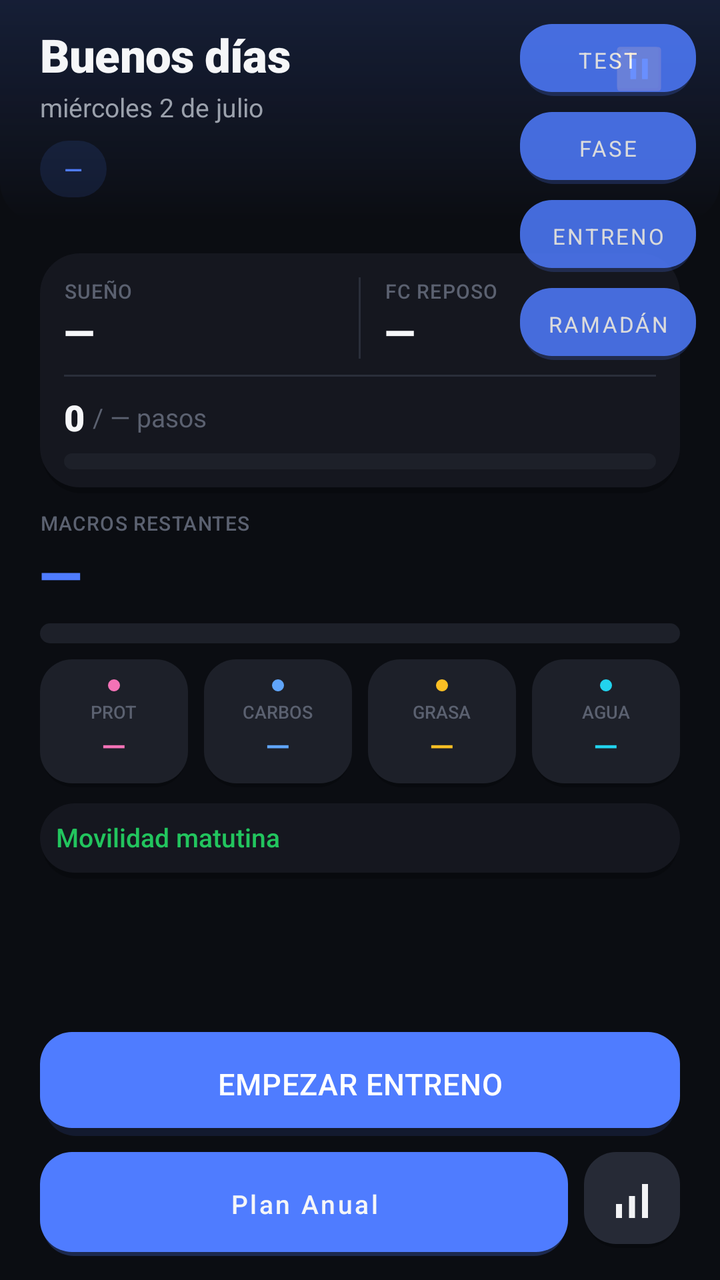
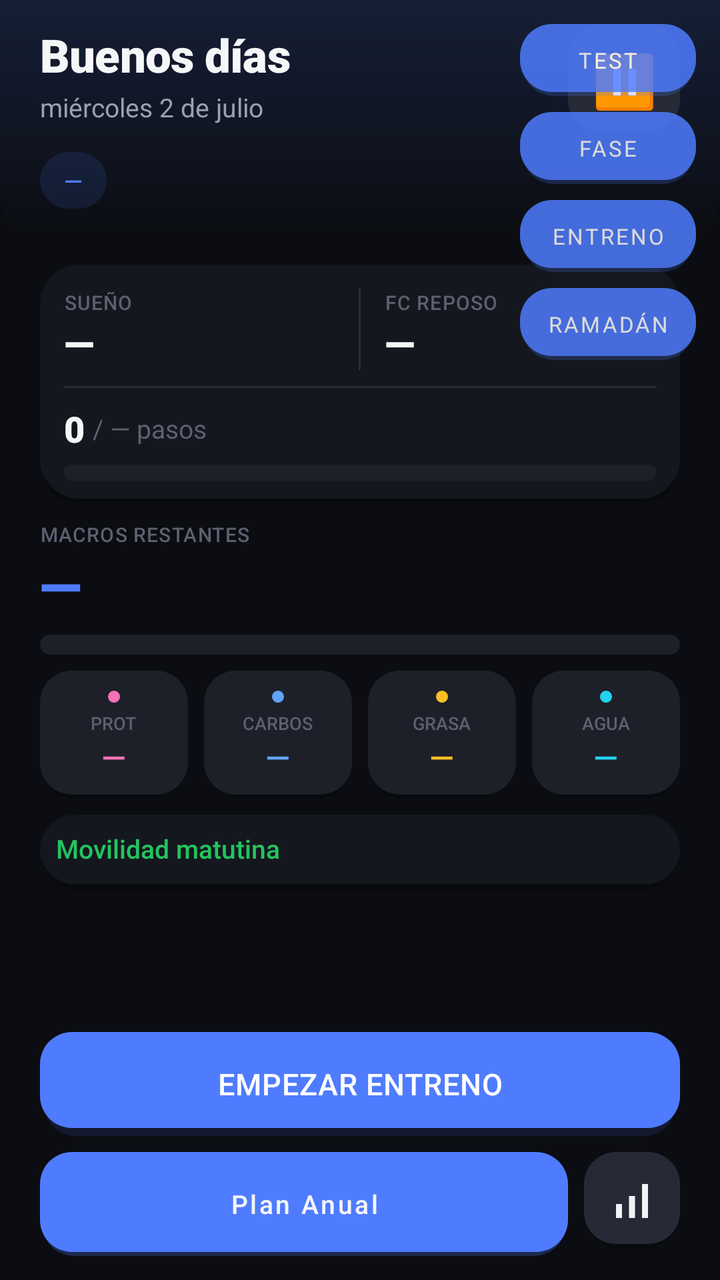

Screens rendered from an Android XML layout before and after an edit, with the pre-edit source and the edit as a unified diff.
<!-- AndroidManifest.xml: application theme Theme.FitBase -->
<!-- res/layout/activity_home.xml -->
<?xml version="1.0" encoding="utf-8"?>
<FrameLayout xmlns:android="http://schemas.android.com/apk/res/android"
    android:layout_width="match_parent"
    android:layout_height="match_parent"
    android:background="@color/background">


<LinearLayout
    android:layout_width="match_parent"
    android:layout_height="match_parent"
    android:orientation="vertical">

<ScrollView
    android:layout_width="match_parent"
    android:layout_height="0dp"
    android:layout_weight="1"
    android:fillViewport="true">

    <LinearLayout
        android:layout_width="match_parent"
        android:layout_height="wrap_content"
        android:orientation="vertical">

        
        <LinearLayout
            android:layout_width="match_parent"
            android:layout_height="wrap_content"
            android:orientation="vertical"
            android:background="@drawable/bg_hero_panel"
            android:paddingHorizontal="@dimen/screen_padding"
            android:paddingTop="@dimen/space_md"
            android:paddingBottom="@dimen/space_md">

            
            <LinearLayout
                android:layout_width="match_parent"
                android:layout_height="wrap_content"
                android:orientation="horizontal"
                android:gravity="top">

                <LinearLayout
                    android:layout_width="0dp"
                    android:layout_height="wrap_content"
                    android:layout_weight="1"
                    android:orientation="vertical">

                    <TextView
                        android:id="@+id/tvSaludo"
                        android:layout_width="wrap_content"
                        android:layout_height="wrap_content"
                        android:text="Buenos días"
                        android:textSize="@dimen/home_text_greeting"
                        android:textColor="@color/text_primary"
                        android:fontFamily="sans-serif-black"
                        android:letterSpacing="-0.01" />

                    <TextView
                        android:id="@+id/tvFecha"
                        android:layout_width="wrap_content"
                        android:layout_height="wrap_content"
                        android:text="miércoles 2 de julio"
                        android:textSize="@dimen/home_text_meta"
                        android:textColor="@color/text_secondary"
                        android:layout_marginTop="2dp" />
                </LinearLayout>

                <TextView
                    android:id="@+id/tvPausarPlan"
                    android:layout_width="wrap_content"
                    android:layout_height="wrap_content"
                    android:text="⏸"
                    android:textSize="@dimen/home_text_value_lg"
                    android:textColor="@color/text_secondary"
                    android:contentDescription="Pausar plan (vacaciones)"
                    android:padding="@dimen/space_sm"
                    android:clickable="true"
                    android:focusable="true"
                    android:background="?attr/selectableItemBackground" />
            </LinearLayout>

            <LinearLayout
                android:layout_width="wrap_content"
                android:layout_height="wrap_content"
                android:orientation="horizontal"
                android:layout_marginTop="@dimen/space_sm"
                android:gravity="center_vertical">

                <TextView
                    android:id="@+id/tvTipoDia"
                    android:layout_width="wrap_content"
                    android:layout_height="wrap_content"
                    android:text="—"
                    android:textSize="@dimen/home_text_chip"
                    android:fontFamily="sans-serif-medium"
                    android:textColor="@color/accent"
                    android:background="@drawable/bg_chip_accent"
                    android:paddingHorizontal="@dimen/space_md"
                    android:paddingVertical="@dimen/space_xs" />

                <TextView
                    android:id="@+id/tvTipoSesion"
                    android:layout_width="wrap_content"
                    android:layout_height="wrap_content"
                    android:layout_marginStart="@dimen/space_sm"
                    android:text="—"
                    android:textSize="@dimen/home_text_chip"
                    android:fontFamily="sans-serif-medium"
                    android:textColor="@color/text_primary"
                    android:background="@drawable/bg_badge_actual"
                    android:paddingHorizontal="@dimen/space_md"
                    android:paddingVertical="@dimen/space_xs"
                    android:visibility="gone" />

                <TextView
                    android:id="@+id/tvFaseNombre"
                    android:layout_width="wrap_content"
                    android:layout_height="wrap_content"
                    android:layout_marginStart="@dimen/space_sm"
                    android:text="Hipertrofia I"
                    android:textSize="@dimen/home_text_chip"
                    android:textColor="@color/text_secondary"
                    android:background="@drawable/bg_badge_actual"
                    android:paddingHorizontal="@dimen/space_md"
                    android:paddingVertical="@dimen/space_xs"
                    android:visibility="gone" />
            </LinearLayout>

            
            <TextView
                android:id="@+id/tvResumenEntreno"
                android:layout_width="wrap_content"
                android:layout_height="wrap_content"
                android:layout_marginTop="@dimen/space_xs"
                android:text="—"
                android:textSize="@dimen/home_text_chip"
                android:textColor="@color/text_secondary"
                android:background="@drawable/bg_badge_actual"
                android:paddingHorizontal="@dimen/space_md"
                android:paddingVertical="@dimen/space_xs"
                android:visibility="gone" />
        </LinearLayout>

        <LinearLayout
            android:layout_width="match_parent"
            android:layout_height="wrap_content"
            android:orientation="vertical"
            android:paddingHorizontal="@dimen/screen_padding"
            android:paddingTop="@dimen/space_sm"
            android:paddingBottom="@dimen/space_md">

        
        <LinearLayout
            android:id="@+id/bannerAusencia"
            android:layout_width="match_parent"
            android:layout_height="wrap_content"
            android:orientation="horizontal"
            android:background="@drawable/bg_card_flat"
            android:padding="@dimen/space_md"
            android:layout_marginTop="@dimen/space_sm"
            android:visibility="gone">

            <TextView
                android:id="@+id/tvAusenciaMensaje"
                android:layout_width="match_parent"
                android:layout_height="wrap_content"
                android:textSize="@dimen/home_text_chip"
                android:textColor="@color/text_secondary" />
        </LinearLayout>

        
        <LinearLayout
            android:id="@+id/cardManana"
            android:layout_width="match_parent"
            android:layout_height="wrap_content"
            android:orientation="horizontal"
            android:gravity="center_vertical"
            android:background="@drawable/bg_card_flat"
            android:padding="@dimen/space_md"
            android:layout_marginTop="@dimen/space_sm"
            android:visibility="gone">

            <TextView
                android:layout_width="wrap_content"
                android:layout_height="wrap_content"
                android:text="Mañana"
                android:textSize="@dimen/home_text_chip"
                android:fontFamily="sans-serif-medium"
                android:textColor="@color/accent" />

            <TextView
                android:id="@+id/tvMananaResumen"
                android:layout_width="0dp"
                android:layout_height="wrap_content"
                android:layout_weight="1"
                android:layout_marginStart="@dimen/space_sm"
                android:textSize="@dimen/home_text_chip"
                android:textColor="@color/text_secondary"
                android:gravity="end" />
        </LinearLayout>

        
        <LinearLayout
            android:id="@+id/bannerRamadan"
            android:layout_width="match_parent"
            android:layout_height="wrap_content"
            android:orientation="vertical"
            android:background="@drawable/bg_card_flat"
            android:padding="@dimen/space_md"
            android:layout_marginTop="@dimen/space_sm"
            android:visibility="gone">

            <TextView
                android:id="@+id/tvRamadanTitulo"
                android:layout_width="match_parent"
                android:layout_height="wrap_content"
                android:textSize="@dimen/home_text_meta"
                android:fontFamily="sans-serif-medium"
                android:textColor="@color/accent" />

            <TextView
                android:id="@+id/tvRamadanDetalle"
                android:layout_width="match_parent"
                android:layout_height="wrap_content"
                android:layout_marginTop="@dimen/space_xxs"
                android:textSize="@dimen/home_text_chip"
                android:textColor="@color/text_secondary" />
        </LinearLayout>

        
        <LinearLayout
            android:layout_width="match_parent"
            android:layout_height="wrap_content"
            android:orientation="vertical"
            android:background="@drawable/bg_card_flat"
            android:padding="@dimen/space_md"
            android:layout_marginTop="@dimen/space_sm">

            <LinearLayout
                android:layout_width="match_parent"
                android:layout_height="wrap_content"
                android:orientation="horizontal">

                <LinearLayout
                    android:layout_width="0dp"
                    android:layout_height="wrap_content"
                    android:layout_weight="1"
                    android:orientation="vertical">
                    <TextView
                        android:layout_width="wrap_content"
                        android:layout_height="wrap_content"
                        android:text="SUEÑO"
                        android:textSize="@dimen/home_text_label"
                        android:fontFamily="sans-serif-medium"
                        android:letterSpacing="0.04"
                        android:textColor="@color/text_tertiary" />
                    <TextView
                        android:id="@+id/tvSleepScore"
                        android:layout_width="wrap_content"
                        android:layout_height="wrap_content"
                        android:text="—"
                        android:textSize="@dimen/home_text_value_lg"
                        android:fontFamily="sans-serif-black"
                        android:textColor="@color/text_primary" />
                </LinearLayout>

                <View
                    android:layout_width="1dp"
                    android:layout_height="match_parent"
                    android:background="@color/colorSeparator" />

                <LinearLayout
                    android:layout_width="0dp"
                    android:layout_height="wrap_content"
                    android:layout_weight="1"
                    android:orientation="vertical"
                    android:paddingStart="@dimen/space_md">
                    <TextView
                        android:layout_width="wrap_content"
                        android:layout_height="wrap_content"
                        android:text="FC REPOSO"
                        android:textSize="@dimen/home_text_label"
                        android:fontFamily="sans-serif-medium"
                        android:letterSpacing="0.04"
                        android:textColor="@color/text_tertiary" />
                    <TextView
                        android:id="@+id/tvFcReposo"
                        android:layout_width="wrap_content"
                        android:layout_height="wrap_content"
                        android:text="—"
                        android:textSize="@dimen/home_text_value_lg"
                        android:fontFamily="sans-serif-black"
                        android:textColor="@color/text_primary" />
                </LinearLayout>
            </LinearLayout>

            <TextView
                android:id="@+id/tvAvisoFatiga"
                android:layout_width="match_parent"
                android:layout_height="wrap_content"
                android:text="Sueño pobre — sesión reducida"
                android:textSize="@dimen/home_text_chip"
                android:textColor="@color/warning"
                android:layout_marginTop="@dimen/space_xs"
                android:visibility="gone" />

            <View
                android:layout_width="match_parent"
                android:layout_height="1dp"
                android:background="@color/colorSeparator"
                android:layout_marginTop="@dimen/space_sm"
                android:layout_marginBottom="@dimen/space_sm" />

            <LinearLayout
                android:layout_width="match_parent"
                android:layout_height="wrap_content"
                android:orientation="horizontal"
                android:gravity="center_vertical">

                <TextView
                    android:id="@+id/tvPasos"
                    android:layout_width="wrap_content"
                    android:layout_height="wrap_content"
                    android:text="0"
                    android:textSize="@dimen/home_text_value_md"
                    android:fontFamily="sans-serif-black"
                    android:textColor="@color/text_primary" />

                <TextView
                    android:id="@+id/tvPasosObj"
                    android:layout_width="wrap_content"
                    android:layout_height="wrap_content"
                    android:text="/ — pasos"
                    android:textSize="@dimen/home_text_meta"
                    android:textColor="@color/text_tertiary"
                    android:layout_marginStart="@dimen/space_xxs" />
            </LinearLayout>

            <ProgressBar
                android:id="@+id/progressPasos"
                style="@android:style/Widget.ProgressBar.Horizontal"
                android:layout_width="match_parent"
                android:layout_height="8dp"
                android:layout_marginTop="@dimen/space_xs"
                android:progressDrawable="@drawable/progress_pasos"
                android:max="8000" />

            <TextView
                android:id="@+id/tvCardioInfo"
                android:layout_width="match_parent"
                android:layout_height="wrap_content"
                android:text="20 min bici post-gym"
                android:textSize="@dimen/home_text_chip"
                android:textColor="@color/text_secondary"
                android:layout_marginTop="@dimen/space_sm"
                android:visibility="gone" />
        </LinearLayout>

        
        <TextView
            android:layout_width="wrap_content"
            android:layout_height="wrap_content"
            android:text="MACROS RESTANTES"
            android:textSize="@dimen/home_text_label"
            android:fontFamily="sans-serif-medium"
            android:letterSpacing="0.04"
            android:textColor="@color/text_tertiary"
            android:layout_marginTop="@dimen/space_sm" />

        <TextView
            android:id="@+id/tvCaloriasRestantes"
            android:layout_width="wrap_content"
            android:layout_height="wrap_content"
            android:text="—"
            android:textSize="@dimen/home_text_value_xl"
            android:textColor="@color/accent"
            android:fontFamily="sans-serif-black"
            android:letterSpacing="-0.02" />

        <ProgressBar
            android:id="@+id/progressCalorias"
            style="@android:style/Widget.ProgressBar.Horizontal"
            android:layout_width="match_parent"
            android:layout_height="10dp"
            android:layout_marginTop="@dimen/space_xs"
            android:progressDrawable="@drawable/progress_calorias"
            android:max="3280" />

        <LinearLayout
            android:layout_width="match_parent"
            android:layout_height="wrap_content"
            android:orientation="horizontal"
            android:layout_marginTop="@dimen/space_sm">

            <LinearLayout
                android:layout_width="0dp"
                android:layout_height="wrap_content"
                android:layout_weight="1"
                android:orientation="vertical"
                android:gravity="center"
                android:background="@drawable/bg_macro_card"
                android:padding="@dimen/tile_padding">
                <View
                    android:layout_width="6dp"
                    android:layout_height="6dp"
                    android:layout_marginBottom="@dimen/space_xxs"
                    android:background="@drawable/shape_dot"
                    android:backgroundTint="@color/colorProteina" />
                <TextView android:layout_width="wrap_content" android:layout_height="wrap_content"
                    android:text="PROT" android:textSize="@dimen/home_text_label_xs" android:fontFamily="sans-serif-medium" android:textColor="@color/text_tertiary" />
                <TextView android:id="@+id/tvProtRestante" android:layout_width="wrap_content"
                    android:layout_height="wrap_content" android:text="—"
                    android:textSize="@dimen/home_text_value_sm" android:fontFamily="sans-serif-medium" android:textColor="@color/colorProteina" />
            </LinearLayout>

            <LinearLayout
                android:layout_width="0dp"
                android:layout_height="wrap_content"
                android:layout_weight="1"
                android:orientation="vertical"
                android:gravity="center"
                android:background="@drawable/bg_macro_card"
                android:padding="@dimen/tile_padding"
                android:layout_marginStart="@dimen/space_sm">
                <View
                    android:layout_width="6dp"
                    android:layout_height="6dp"
                    android:layout_marginBottom="@dimen/space_xxs"
                    android:background="@drawable/shape_dot"
                    android:backgroundTint="@color/colorCarbos" />
                <TextView android:layout_width="wrap_content" android:layout_height="wrap_content"
                    android:text="CARBOS" android:textSize="@dimen/home_text_label_xs" android:fontFamily="sans-serif-medium" android:textColor="@color/text_tertiary" />
                <TextView android:id="@+id/tvCarbosRestantes" android:layout_width="wrap_content"
                    android:layout_height="wrap_content" android:text="—"
                    android:textSize="@dimen/home_text_value_sm" android:fontFamily="sans-serif-medium" android:textColor="@color/colorCarbos" />
            </LinearLayout>

            <LinearLayout
                android:layout_width="0dp"
                android:layout_height="wrap_content"
                android:layout_weight="1"
                android:orientation="vertical"
                android:gravity="center"
                android:background="@drawable/bg_macro_card"
                android:padding="@dimen/tile_padding"
                android:layout_marginStart="@dimen/space_sm">
                <View
                    android:layout_width="6dp"
                    android:layout_height="6dp"
                    android:layout_marginBottom="@dimen/space_xxs"
                    android:background="@drawable/shape_dot"
                    android:backgroundTint="@color/colorGrasa" />
                <TextView android:layout_width="wrap_content" android:layout_height="wrap_content"
                    android:text="GRASA" android:textSize="@dimen/home_text_label_xs" android:fontFamily="sans-serif-medium" android:textColor="@color/text_tertiary" />
                <TextView android:id="@+id/tvGrasasRestantes" android:layout_width="wrap_content"
                    android:layout_height="wrap_content" android:text="—"
                    android:textSize="@dimen/home_text_value_sm" android:fontFamily="sans-serif-medium" android:textColor="@color/colorGrasa" />
            </LinearLayout>

            <LinearLayout
                android:layout_width="0dp"
                android:layout_height="wrap_content"
                android:layout_weight="1"
                android:orientation="vertical"
                android:gravity="center"
                android:background="@drawable/bg_macro_card"
                android:padding="@dimen/tile_padding"
                android:layout_marginStart="@dimen/space_sm">
                <View
                    android:layout_width="6dp"
                    android:layout_height="6dp"
                    android:layout_marginBottom="@dimen/space_xxs"
                    android:background="@drawable/shape_dot"
                    android:backgroundTint="@color/colorAgua" />
                <TextView android:layout_width="wrap_content" android:layout_height="wrap_content"
                    android:text="AGUA" android:textSize="@dimen/home_text_label_xs" android:fontFamily="sans-serif-medium" android:textColor="@color/text_tertiary" />
                <TextView android:id="@+id/tvAgua" android:layout_width="wrap_content"
                    android:layout_height="wrap_content" android:text="—"
                    android:textSize="@dimen/home_text_value_sm" android:fontFamily="sans-serif-medium" android:textColor="@color/colorAgua" />
            </LinearLayout>
        </LinearLayout>

        
        <LinearLayout
            android:layout_width="match_parent"
            android:layout_height="wrap_content"
            android:orientation="vertical"
            android:layout_marginTop="@dimen/space_sm"
            android:background="@drawable/bg_card_flat"
            android:padding="@dimen/space_sm">

            <TextView
                android:id="@+id/tvMovilidadTitulo"
                android:layout_width="match_parent"
                android:layout_height="wrap_content"
                android:text="Movilidad matutina"
                android:textSize="@dimen/home_text_meta"
                android:fontFamily="sans-serif-medium"
                android:textColor="@color/success" />

            <LinearLayout
                android:id="@+id/layoutMovilidad"
                android:layout_width="match_parent"
                android:layout_height="wrap_content"
                android:orientation="vertical"
                android:layout_marginTop="@dimen/space_xxs" />
        </LinearLayout>

        
        <LinearLayout
            android:id="@+id/cardCore"
            android:layout_width="match_parent"
            android:layout_height="wrap_content"
            android:orientation="vertical"
            android:layout_marginTop="@dimen/space_sm"
            android:background="@drawable/bg_card_flat"
            android:padding="@dimen/space_sm"
            android:visibility="gone">

            <LinearLayout
                android:id="@+id/headerCore"
                android:layout_width="match_parent"
                android:layout_height="wrap_content"
                android:orientation="horizontal"
                android:gravity="center_vertical"
                android:clickable="true"
                android:focusable="true"
                android:background="?attr/selectableItemBackground">

                <TextView
                    android:id="@+id/tvCoreTitulo"
                    android:layout_width="0dp"
                    android:layout_height="wrap_content"
                    android:layout_weight="1"
                    android:text="Core"
                    android:textSize="@dimen/home_text_meta"
                    android:fontFamily="sans-serif-medium"
                    android:textColor="@color/success" />

                <TextView
                    android:id="@+id/tvCoreChevron"
                    android:layout_width="wrap_content"
                    android:layout_height="wrap_content"
                    android:text="▸"
                    android:textSize="@dimen/home_text_meta"
                    android:textColor="@color/success" />
            </LinearLayout>

            <LinearLayout
                android:id="@+id/layoutCore"
                android:layout_width="match_parent"
                android:layout_height="wrap_content"
                android:orientation="vertical"
                android:layout_marginTop="@dimen/space_xs"
                android:visibility="gone" />
        </LinearLayout>

        </LinearLayout>
    </LinearLayout>
</ScrollView>

    
    <LinearLayout
        android:layout_width="match_parent"
        android:layout_height="wrap_content"
        android:orientation="vertical"
        android:paddingHorizontal="@dimen/screen_padding"
        android:paddingBottom="@dimen/space_md">

        
        <Button
            android:id="@+id/btnEmpezarEntreno"
            style="@style/Widget.FitBase.Button.Primary"
            android:layout_marginTop="@dimen/space_md"
            android:text="EMPEZAR ENTRENO"
            android:visibility="visible" />

        <TextView
            android:id="@+id/tvSesionTipo"
            android:layout_width="wrap_content"
            android:layout_height="wrap_content"
            android:layout_gravity="center_horizontal"
            android:layout_marginTop="@dimen/space_xxs"
            android:textSize="@dimen/home_text_meta"
            android:textColor="@color/text_tertiary"
            android:visibility="gone" />

        <TextView
            android:id="@+id/tvSesionFase"
            android:layout_width="wrap_content"
            android:layout_height="wrap_content"
            android:visibility="gone" />

        
        <LinearLayout
            android:layout_width="match_parent"
            android:layout_height="wrap_content"
            android:orientation="horizontal"
            android:layout_marginTop="@dimen/space_sm">

            <Button
                android:id="@+id/btnPlanAnual"
                style="@style/Widget.FitBase.Button.Secondary"
                android:layout_width="0dp"
                android:layout_weight="1"
                android:text="Plan Anual"
                android:textSize="@dimen/home_text_meta" />

            <ImageButton
                android:id="@+id/btnProgresion"
                android:layout_width="@dimen/touch_target_min"
                android:layout_height="@dimen/touch_target_min"
                android:layout_marginStart="@dimen/space_sm"
                android:contentDescription="Progresión"
                android:padding="@dimen/space_md"
                android:scaleType="fitCenter"
                android:src="@drawable/ic_chart"
                android:background="@drawable/button_secondary" />
        </LinearLayout>
    </LinearLayout>

</LinearLayout>

    
    <Button
        android:id="@+id/btnTest"
        android:layout_width="wrap_content"
        android:layout_height="36dp"
        android:layout_gravity="top|end"
        android:layout_margin="12dp"
        android:alpha="0.85"
        android:paddingHorizontal="12dp"
        android:text="TEST"
        android:textSize="11sp"
        android:background="@drawable/button_secondary" />

    <Button
        android:id="@+id/btnPreviewFase"
        android:layout_width="wrap_content"
        android:layout_height="36dp"
        android:layout_gravity="top|end"
        android:layout_marginTop="56dp"
        android:layout_marginEnd="12dp"
        android:alpha="0.85"
        android:paddingHorizontal="12dp"
        android:text="FASE"
        android:textSize="11sp"
        android:background="@drawable/button_secondary" />

    <Button
        android:id="@+id/btnPreviewEntreno"
        android:layout_width="wrap_content"
        android:layout_height="36dp"
        android:layout_gravity="top|end"
        android:layout_marginTop="100dp"
        android:layout_marginEnd="12dp"
        android:alpha="0.85"
        android:paddingHorizontal="12dp"
        android:text="ENTRENO"
        android:textSize="11sp"
        android:background="@drawable/button_secondary" />

    
    <Button
        android:id="@+id/btnPreviewRamadan"
        android:layout_width="wrap_content"
        android:layout_height="36dp"
        android:layout_gravity="top|end"
        android:layout_marginTop="144dp"
        android:layout_marginEnd="12dp"
        android:alpha="0.85"
        android:paddingHorizontal="12dp"
        android:text="RAMADÁN"
        android:textSize="11sp"
        android:background="@drawable/button_secondary" />

</FrameLayout>
<!-- resources referenced by this layout -->
<resources>
  <color name="accent">#4F7CFF</color>
  <color name="background">#0B0D12</color>
  <color name="colorAgua">#22D3EE</color>
  <color name="colorCarbos">#60A5FA</color>
  <color name="colorGrasa">#FBBF24</color>
  <color name="colorProteina">#F472B6</color>
  <color name="colorSeparator">#2A2E3A</color>
  <color name="success">#22C55E</color>
  <color name="text_primary">#F5F6F8</color>
  <color name="text_secondary">#9BA1AC</color>
  <color name="text_tertiary">#5B6170</color>
  <color name="warning">#F97316</color>
  <dimen name="home_text_chip">12sp</dimen>
  <dimen name="home_text_greeting">23sp</dimen>
  <dimen name="home_text_label">10sp</dimen>
  <dimen name="home_text_label_xs">9sp</dimen>
  <dimen name="home_text_meta">13sp</dimen>
  <dimen name="home_text_value_lg">20sp</dimen>
  <dimen name="home_text_value_md">18sp</dimen>
  <dimen name="home_text_value_sm">16sp</dimen>
  <dimen name="home_text_value_xl">28sp</dimen>
  <dimen name="screen_padding">20dp</dimen>
  <dimen name="space_md">12dp</dimen>
  <dimen name="space_sm">8dp</dimen>
  <dimen name="space_xs">6dp</dimen>
  <dimen name="space_xxs">4dp</dimen>
  <dimen name="tile_padding">10dp</dimen>
  <dimen name="touch_target_min">48dp</dimen>
  <!-- drawable bg_badge_actual (drawable) -->
  <?xml version="1.0" encoding="utf-8"?>
  <shape xmlns:android="http://schemas.android.com/apk/res/android"
      android:shape="rectangle">
      <corners android:radius="@dimen/radius_pill" />
      <solid android:color="@color/colorSurfaceElevated2" />
  </shape>
  <!-- drawable bg_chip_accent (drawable) -->
  <?xml version="1.0" encoding="utf-8"?>
  <shape xmlns:android="http://schemas.android.com/apk/res/android"
      android:shape="rectangle">
      <corners android:radius="@dimen/radius_pill" />
      <solid android:color="@color/colorAccentWash" />
  </shape>
  <!-- drawable ic_chart (drawable) -->
  <?xml version="1.0" encoding="utf-8"?>
  <vector xmlns:android="http://schemas.android.com/apk/res/android"
      android:width="18dp"
      android:height="18dp"
      android:viewportWidth="24"
      android:viewportHeight="24">
      <path
          android:fillColor="#F2F3F5"
          android:pathData="M4,14h3v7H4zM10.5,10h3v11h-3zM17,4h3v17h-3z" />
  </vector>
  <!-- drawable shape_dot (drawable) -->
  <?xml version="1.0" encoding="utf-8"?>
  <shape xmlns:android="http://schemas.android.com/apk/res/android"
      android:shape="oval">
      <solid android:color="@android:color/white" />
  </shape>
  <dimen name="radius_pill">100dp</dimen>
  <color name="colorSurfaceElevated2">#262A36</color>
  <dimen name="radius_card">20dp</dimen>
  <color name="colorShadow">#40000000</color>
  <color name="colorSurface">#15171F</color>
  <color name="colorAccentWash">#1F4F7CFF</color>
  <dimen name="radius_button">16dp</dimen>
  <color name="colorSurfaceElevated">#1D2029</color>
  <color name="colorAccentPrimary">#4F7CFF</color>
  <color name="colorAccentSecondary">#A855F7</color>
  <color name="colorSuccess">#22C55E</color>
  <color name="white">#FFFFFF</color>
  <color name="colorTextPrimary">#F5F6F8</color>
  <color name="colorTextSecondary">#9BA1AC</color>
  <color name="colorBackground">#0B0D12</color>
  <style name="Widget.FitBase.Button.Press" parent="Widget.MaterialComponents.Button">
          <item name="android:stateListAnimator">@animator/btn_press_scale</item>
      </style>
  <style name="Widget.FitBase.ImageButton.Press" parent="Widget.AppCompat.ImageButton">
          <item name="android:stateListAnimator">@animator/btn_press_scale</item>
      </style>
  <!-- unchanged entries left out for length: 10 -->
</resources>

<!-- the commit's change to res/layout/activity_home.xml (unified diff, before → after) -->
@@ -66,16 +66,16 @@
 
                 <TextView
                     android:id="@+id/tvPausarPlan"
-                    android:layout_width="wrap_content"
-                    android:layout_height="wrap_content"
+                    android:layout_width="56dp"
+                    android:layout_height="56dp"
                     android:text="⏸"
-                    android:textSize="@dimen/home_text_value_lg"
-                    android:textColor="@color/text_secondary"
+                    android:textSize="26sp"
+                    android:textColor="@color/text_primary"
+                    android:gravity="center"
                     android:contentDescription="Pausar plan (vacaciones)"
-                    android:padding="@dimen/space_sm"
                     android:clickable="true"
                     android:focusable="true"
-                    android:background="?attr/selectableItemBackground" />
+                    android:background="@drawable/button_secondary" />
             </LinearLayout>
 
             <LinearLayout
